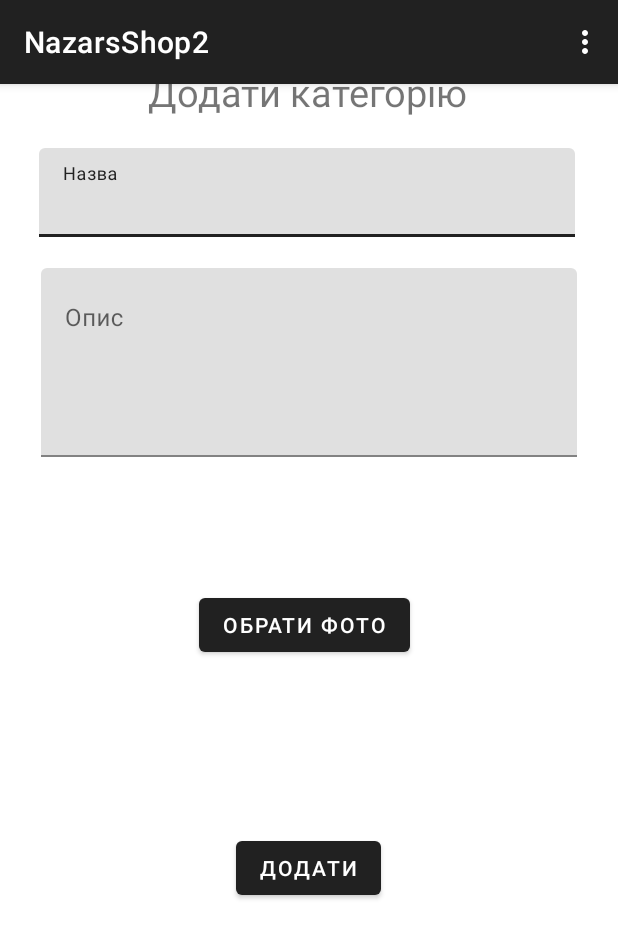
After one commit to zubnaz/NazarsShop2, an Android app: the CategoryCreateActivity screen opened directly, with no data from a screen before it, on a phone screen of 412 x 824 dp. The commit adds this screen. Shown: the top 938 px of the screen. Run offline under Robolectric (Android 15) with nearby library versions, the phone set to English and light mode, and no system bars; pictures from the network do not load.

```diff
--- /dev/null
+++ b/app/src/main/java/com/example/nazarsshop2/BaseActivity.java
@@ -0,0 +1,40 @@
+package com.example.nazarsshop2;
+
+import static com.example.nazarsshop2.R.*;
+
+import android.content.Intent;
+import android.view.Menu;
+import android.view.MenuItem;
+
+import androidx.appcompat.app.AppCompatActivity;
+
+public class BaseActivity extends AppCompatActivity {
+    @Override
+    public boolean onCreateOptionsMenu(Menu menu){
+        getMenuInflater().inflate(R.menu.main_menu,menu);
+        return  true;
+    }
+    @Override
+    public boolean onOptionsItemSelected(MenuItem item){
+        int select = item.getItemId();
+        if(select==R.id.m_home){
+            Intent intent = new Intent(BaseActivity.this, MainActivity.class);
+            startActivity(intent);
+            return true;
+        }
+        else if(select== id.m_create){
+            Intent intent = new Intent(BaseActivity.this, CategoryCreateActivity.class);
+            startActivity(intent);
+            return true;
+        }
+        else if(select== id.m_login){
+            Intent intent = new Intent(BaseActivity.this, LoginActivity.class);
+            startActivity(intent);
+            return true;
+        }
+        else {
+            return super.onOptionsItemSelected(item);
+        }
+    }
+
+}
--- /dev/null
+++ b/app/src/main/java/com/example/nazarsshop2/CategoryCreateActivity.java
@@ -0,0 +1,157 @@
+package com.example.nazarsshop2;
+
+import android.content.Intent;
+import android.database.Cursor;
+import android.graphics.Bitmap;
+import android.graphics.drawable.BitmapDrawable;
+import android.graphics.drawable.Drawable;
+import android.net.Uri;
+import android.os.Bundle;
+import android.os.Environment;
+import android.provider.MediaStore;
+import android.util.Log;
+import android.view.View;
+import android.widget.Button;
+import android.widget.ImageView;
+import android.widget.Toast;
+
+import androidx.activity.EdgeToEdge;
+import androidx.activity.result.ActivityResult;
+import androidx.activity.result.ActivityResultCallback;
+import androidx.activity.result.ActivityResultLauncher;
+import androidx.activity.result.contract.ActivityResultContracts;
+import androidx.appcompat.app.AppCompatActivity;
+import androidx.core.graphics.Insets;
+import androidx.core.view.ViewCompat;
+import androidx.core.view.WindowInsetsCompat;
+import androidx.recyclerview.widget.LinearLayoutManager;
+
+import com.bumptech.glide.Glide;
+import com.bumptech.glide.request.RequestOptions;
+import com.example.nazarsshop2.adapter.CategoryAdapter;
+import com.example.nazarsshop2.objects.Category;
+import com.example.nazarsshop2.objects.CategoryCreateDto;
+import com.google.android.material.textfield.TextInputLayout;
+
+import java.io.ByteArrayOutputStream;
+import java.io.File;
+import java.io.FileOutputStream;
+import java.io.IOException;
+import java.nio.file.Files;
+import java.util.List;
+
+import okhttp3.MediaType;
+import okhttp3.MultipartBody;
+import okhttp3.RequestBody;
+import retrofit2.Call;
+import retrofit2.Callback;
+import retrofit2.Response;
+
+public class CategoryCreateActivity extends BaseActivity {
+
+    TextInputLayout tlCategoryName;
+    TextInputLayout tlCategoryDescription;
+    Button btnGetPhoto;
+    ActivityResultLauncher<Intent> activityResultLauncher;
+    ImageView image;
+    Uri uri;
+    @Override
+    protected void onCreate(Bundle savedInstanceState) {
+        super.onCreate(savedInstanceState);
+        EdgeToEdge.enable(this);
+        setContentView(R.layout.activity_category_create);
+
+        tlCategoryName = findViewById(R.id.tlCategoryName);
+        tlCategoryDescription = findViewById(R.id.tlCategoryDescription);
+        btnGetPhoto= findViewById(R.id.buttonGetPhoto);
+        image = findViewById(R.id.imageView);
+        RegisterResult();
+        btnGetPhoto.setOnClickListener(
+                new View.OnClickListener() {
+                    @Override
+                    public void onClick(View v) {
+                        Intent intent = new Intent(MediaStore.ACTION_PICK_IMAGES);
+                        activityResultLauncher.launch(intent);
+                    }
+                }
+        );
+    }
+    public void onClickCreateCategory(View view){
+        try {
+            //CategoryCreateDto newCategory = new CategoryCreateDto();
+            String name = tlCategoryName.getEditText().getText().toString().trim();
+            String description = tlCategoryDescription.getEditText().getText().toString().trim();
+
+            RequestBody namePart = RequestBody.create(MediaType.parse("text/plain"), name);
+            RequestBody descriptionPart = RequestBody.create(MediaType.parse("text/plain"), description);
+
+            //newCategory.setName(name);
+            //newCategory.setDescription(description);
+
+            Drawable drawable = image.getDrawable();
+            Bitmap bitmap = ((BitmapDrawable) drawable).getBitmap();
+            String path = MediaStore.Images.Media.insertImage(getContentResolver(), bitmap, "Image Description", null);
+            Uri imageUri = Uri.parse(path);
+            File imageFile = new File(getRealPathFromURI(imageUri));
+
+            RequestBody requestFile = RequestBody.create(MediaType.parse("image/*"), imageFile);
+            MultipartBody.Part imagePart = MultipartBody.Part.createFormData("image", imageFile.getName(), requestFile);
+            //newCategory.setImage(imagePart);
+
+            NetworkService
+                    .GetNetworkService()
+                    .getApi()
+                    .Create(namePart,descriptionPart,imagePart)
+                    .enqueue(
+                            new Callback<Category>() {
+                                @Override
+                                public void onResponse(Call<Category> call, Response<Category> response) {
+                                    if(response.isSuccessful()){
+                                        Intent intent = new Intent(CategoryCreateActivity.this, MainActivity.class);
+                                        startActivity(intent);
+                                        finish();
+                                    }
+                                }
+
+                                @Override
+                                public void onFailure(Call<Category> call, Throwable t) {
+                                    Log.e("Error REST","Something went wrong");
+                                }
+                            }
+                    );
+        } catch (Exception ex) {
+            Log.e("---Category create activity---","Problem create"+ex.getMessage());
+        }
+
+    }
+    private void RegisterResult(){
+        activityResultLauncher = registerForActivityResult(
+                new ActivityResultContracts.StartActivityForResult(),
+                new ActivityResultCallback<ActivityResult>() {
+                    @Override
+                    public void onActivityResult(ActivityResult o) {
+                        try {
+                            uri = o.getData().getData();
+                            //image.setImageURI(uri);
+                            Glide.with(getApplicationContext())
+                                    .load(uri)
+                                    .apply(new RequestOptions().override(400))
+                                    .into(image);
+                        }catch (Exception ex){
+                            Toast.makeText(CategoryCreateActivity.this, "Some mistake was made!", Toast.LENGTH_SHORT).show();
+                        }
+                    }
+                }
+        );
+    }
+    private String getRealPathFromURI(Uri uri) {
+        String[] projection = { MediaStore.Images.Media.DATA };
+        Cursor cursor = getContentResolver().query(uri, projection, null, null, null);
+        int column_index = cursor.getColumnIndexOrThrow(MediaStore.Images.Media.DATA);
+        cursor.moveToFirst();
+        String result = cursor.getString(column_index);
+        cursor.close();
+        return result;
+    }
+
+}
--- a/app/src/main/java/com/example/nazarsshop2/NetworkService.java
+++ b/app/src/main/java/com/example/nazarsshop2/NetworkService.java
@@ -10,7 +10,7 @@ import retrofit2.converter.gson.GsonConverterFactory;
 public class NetworkService {
 
     private static NetworkService networkService;
-    private String URL = "https://spu111.itstep.click";
+    private String URL = "https://spu111.itstep.click/";
     private Retrofit retrofit;
 
     public NetworkService(){
--- /dev/null
+++ b/app/src/main/res/layout/activity_category_create.xml
@@ -0,0 +1,95 @@
+<?xml version="1.0" encoding="utf-8"?>
+<androidx.constraintlayout.widget.ConstraintLayout xmlns:android="http://schemas.android.com/apk/res/android"
+    xmlns:app="http://schemas.android.com/apk/res-auto"
+    xmlns:tools="http://schemas.android.com/tools"
+    android:id="@+id/main"
+    android:layout_width="match_parent"
+    android:layout_height="match_parent"
+    android:onClick="onClickCreateCategory">
+
+
+    <TextView
+        android:id="@+id/tvTitle"
+        android:layout_width="wrap_content"
+        android:layout_height="wrap_content"
+        android:layout_marginTop="44dp"
+        android:text="Додати категорію"
+        android:textSize="25dp"
+        app:layout_constraintEnd_toEndOf="parent"
+        app:layout_constraintHorizontal_bias="0.498"
+        app:layout_constraintStart_toStartOf="parent"
+        app:layout_constraintTop_toTopOf="parent" />
+
+    <com.google.android.material.textfield.TextInputLayout
+        android:id="@+id/tlCategoryName"
+        android:layout_width="360dp"
+        android:layout_height="60dp"
+        android:layout_marginTop="20dp"
+        android:hint="Назва"
+        app:layout_constraintEnd_toEndOf="parent"
+        app:layout_constraintStart_toStartOf="parent"
+        app:layout_constraintTop_toBottomOf="@id/tvTitle">
+
+        <com.google.android.material.textfield.TextInputEditText
+            android:layout_width="357dp"
+            android:layout_height="59dp"
+            android:inputType="textCapSentences" />
+
+    </com.google.android.material.textfield.TextInputLayout>
+
+    <com.google.android.material.textfield.TextInputLayout
+        android:id="@+id/tlCategoryDescription"
+        android:layout_width="357dp"
+        android:layout_height="126dp"
+        android:layout_marginTop="20dp"
+        android:hint="Опис"
+        app:layout_constraintEnd_toEndOf="parent"
+        app:layout_constraintStart_toStartOf="parent"
+        app:layout_constraintTop_toBottomOf="@+id/tlCategoryName">
+
+        <com.google.android.material.textfield.TextInputEditText
+            android:layout_width="match_parent"
+            android:layout_height="match_parent"
+            android:gravity="start"
+            android:lines="5"
+            android:maxLines="10" />
+
+    </com.google.android.material.textfield.TextInputLayout>
+
+
+    <ImageView
+        android:id="@+id/imageView"
+        android:layout_width="wrap_content"
+        android:layout_height="wrap_content"
+        android:layout_marginTop="28dp"
+        app:layout_constraintEnd_toEndOf="parent"
+        app:layout_constraintHorizontal_bias="0.929"
+        app:layout_constraintStart_toStartOf="parent"
+        app:layout_constraintTop_toBottomOf="@+id/tlCategoryDescription"
+        tools:srcCompat="@tools:sample/avatars" />
+
+    <Button
+        android:id="@+id/btnCategoryCreate"
+        android:layout_width="wrap_content"
+        android:layout_height="wrap_content"
+        android:layout_marginBottom="108dp"
+        android:onClick="onClickCreateCategory"
+        android:text="Додати"
+        app:layout_constraintBottom_toBottomOf="parent"
+        app:layout_constraintEnd_toEndOf="parent"
+        app:layout_constraintHorizontal_bias="0.498"
+        app:layout_constraintStart_toStartOf="parent"
+        app:layout_constraintTop_toBottomOf="@+id/buttonGetPhoto" />
+
+    <Button
+        android:id="@+id/buttonGetPhoto"
+        android:layout_width="wrap_content"
+        android:layout_height="wrap_content"
+        android:layout_marginStart="40dp"
+        android:layout_marginTop="88dp"
+        android:text="Обрати Фото"
+        app:layout_constraintEnd_toStartOf="@+id/imageView"
+        app:layout_constraintHorizontal_bias="0.459"
+        app:layout_constraintStart_toStartOf="parent"
+        app:layout_constraintTop_toBottomOf="@+id/tlCategoryDescription" />
+</androidx.constraintlayout.widget.ConstraintLayout>
--- /dev/null
+++ b/app/src/main/res/menu/main_menu.xml
@@ -0,0 +1,9 @@
+<?xml version="1.0" encoding="utf-8"?>
+<menu xmlns:android="http://schemas.android.com/apk/res/android">
+    <item android:id="@+id/m_home"
+        android:title="Головна"/>
+    <item android:id="@+id/m_create"
+        android:title="Додати"/>
+    <item android:id="@+id/m_login"
+        android:title="Увійти"/>
+</menu>
--- a/app/src/main/res/values/themes.xml
+++ b/app/src/main/res/values/themes.xml
@@ -1,6 +1,7 @@
 <resources xmlns:tools="http://schemas.android.com/tools">
     <!-- Base application theme. -->
-    <style name="Base.Theme.NazarsShop2" parent="Theme.Material3.DayNight.NoActionBar">
+<!--    <style name="Base.Theme.NazarsShop2" parent="Theme.Material3.DayNight.NoActionBar">-->
+    <style name="Base.Theme.NazarsShop2" parent="Theme.MaterialComponents.Light.DarkActionBar">
         <!-- Customize your light theme here. -->
         <!-- <item name="colorPrimary">@color/my_light_primary</item> -->
     </style>
```
Also changed, not shown: app/src/main/AndroidManifest.xml (+8 -0 lines), app/src/main/java/com/example/nazarsshop2/CategoryEditActivity.java (added, +93 -0 lines), app/src/main/java/com/example/nazarsshop2/MainActivity.java (+2 -12 lines), app/src/main/java/com/example/nazarsshop2/adapter/CategoryAdapter.java (+63 -1 lines), app/src/main/java/com/example/nazarsshop2/interfaces/JSONPlaceHolderApi.java (+26 -2 lines), app/src/main/java/com/example/nazarsshop2/objects/CategoryCreateDto.java (added, +47 -0 lines), app/src/main/java/com/example/nazarsshop2/objects/CategoryEditDto.java (added, +40 -0 lines), app/src/main/res/layout/activity_category_edit.xml (added, +70 -0 lines), app/src/main/res/layout/activity_main.xml (+3 -16 lines), app/src/main/res/layout/category_item.xml (+28 -3 lines).
